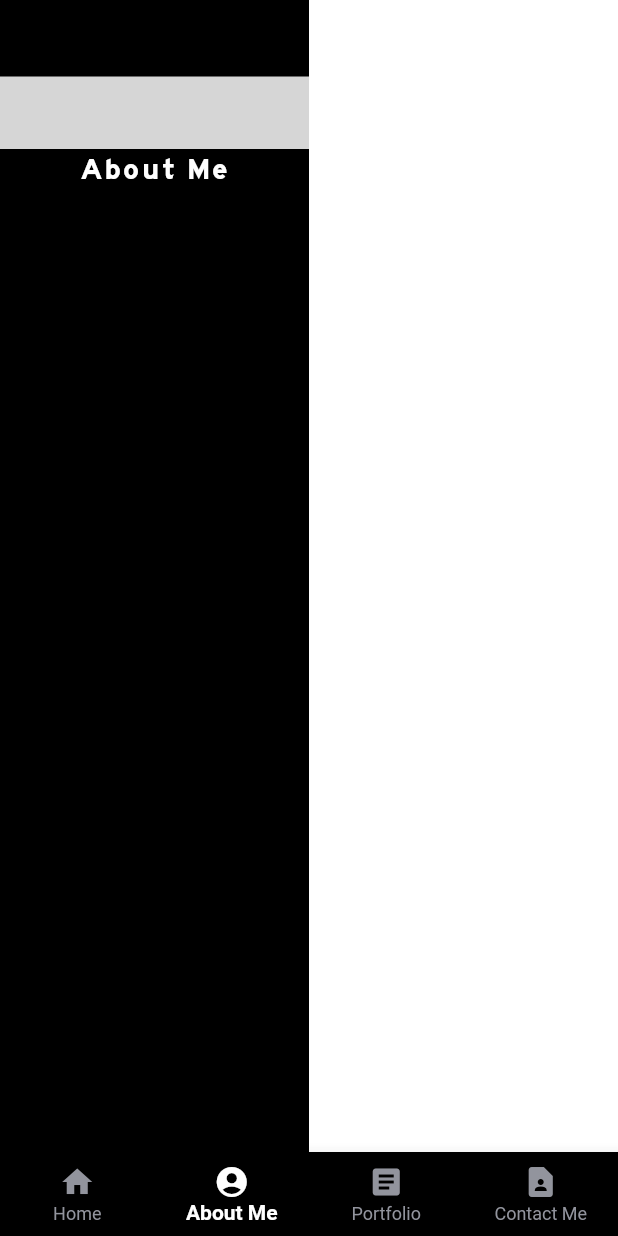
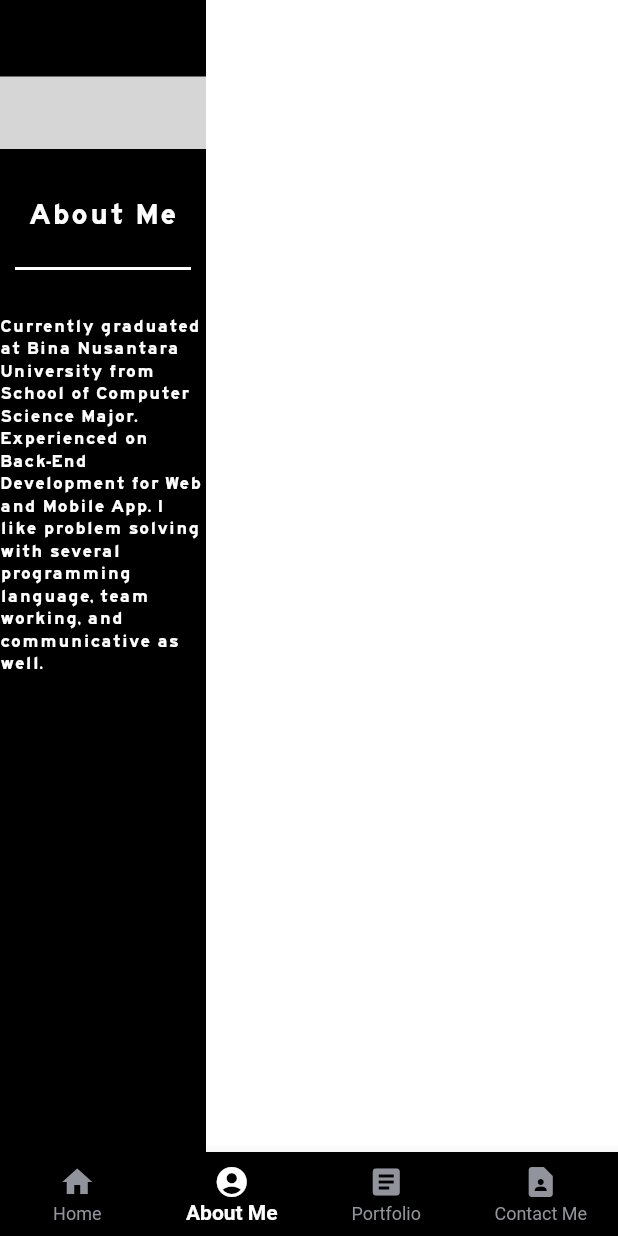
Before and after one commit to Dema09/Curriculum-Vitae-Project, a Flutter app: the screen it shows after launch, item 2 of the bottom bar chosen, on a phone screen of 412 x 824 dp. Run offline on Flutter 3.47's test engine with Material 2 defaults, Android fonts, the light colour scheme and no system bars; our stand-ins replace url_launcher_web; missing offline and left inert: avatar_view; grey boxes are pictures that could not be loaded.

Commit message:
add views for 'about me' tab

```diff
--- a/lib/constant/constant.dart
+++ b/lib/constant/constant.dart
@@ -1,4 +1,13 @@
+import 'package:flutter/material.dart';
+
+const Color whiteColor = Colors.white;
+const Color blackColor = Colors.black;
+const Color customGreyColor = Color(0xFF92949D);
+
 const myPortfolio = 'My Portfolio';
 const myName = 'Made Raja Adi';
 const fullStackMobileDeveloper = 'Full-Stack Mobile Developer';
 const roadgeek = 'Roadgeek';
+const aboutMeDesc = 'Currently graduated at Bina Nusantara University from School of Computer Science Major. '
+    'Experienced on Back-End Development for Web and Mobile App. '
+    'I like problem solving with several programming language, team working, and communicative as well.';;
--- a/lib/content/about_me.dart
+++ b/lib/content/about_me.dart
@@ -1,5 +1,8 @@
 import 'package:avatar_view/avatar_view.dart';
+import 'package:dummy_project_for_exercise/constant/constant.dart';
 import 'package:dummy_project_for_exercise/widget/bottom_navigation_bar.dart';
+import 'package:dummy_project_for_exercise/widget/divider_widget.dart';
+import 'package:dummy_project_for_exercise/widget/text_widget.dart';
 import 'package:flutter/material.dart';
 
 
@@ -23,12 +26,13 @@ class _AboutMeState extends State<AboutMe>{
         crossAxisAlignment: CrossAxisAlignment.stretch,
         children: [
           Expanded(
-              flex: 2,
+              flex: 1,
               child: Container(
                 color: Colors.black,
                 child: Column(
                   children: [
                     SizedBox(height: 16),
+
                     Padding(
                       padding: const EdgeInsets.fromLTRB(0, 35, 0, 0),
                       child: AvatarView(
@@ -46,7 +50,10 @@ class _AboutMeState extends State<AboutMe>{
                         ),
                       ),
                     ),
-                    Text(
+
+                    Padding(
+                      padding: EdgeInsets.only(top: 30.0),
+                      child: Text(
                           'About Me',
                           style: TextStyle(
                               fontSize: 20,
@@ -54,6 +61,16 @@ class _AboutMeState extends State<AboutMe>{
                               fontFamily: 'Roadgeek'
                           )
                       ),
+                    ),
+
+                    Padding(
+                        padding: EdgeInsets.only(top: 15.0),
+                        child: DividerWidget(Colors.white, 20, 2, 10, 10)
+                    ),
+
+                    SizedBox(height: 20),
+
+                    TextWidget(text: aboutMeDesc, fontFamily: roadgeek, fontColor: whiteColor, fontSize: 12)
                   ],
                 ),
               )
--- a/lib/home_screen/home_page.dart
+++ b/lib/home_screen/home_page.dart
@@ -1,6 +1,7 @@
 
 import 'dart:ui';
 
+import 'package:dummy_project_for_exercise/constant/constant.dart';
 import 'package:dummy_project_for_exercise/widget/text_widget.dart';
 import 'package:flutter/material.dart';
 
@@ -12,9 +13,6 @@ class WelcomePage extends StatefulWidget{
 }
 
 class _WelcomePage extends State<WelcomePage>{
-
-  Color whiteColor = Colors.white;
-  String roadgeekFont = 'Roadgeek';
 
   @override
   Widget build(BuildContext context) {
@@ -44,8 +42,8 @@ class _WelcomePage extends State<WelcomePage>{
               mainAxisAlignment: MainAxisAlignment.end,
               crossAxisAlignment: CrossAxisAlignment.start,
               children: [
-                TextWidget(text: 'Made Raja Adi', fontFamily: 'Roadgeek', fontSize: 32, fontColor: whiteColor, fontWeight: FontWeight.bold),
-                TextWidget(text: 'Full-Stack Mobile Developer', fontFamily: 'Roadgeek', fontSize: 16, fontColor: whiteColor)
+                TextWidget(text: myName, fontFamily: roadgeek, fontSize: 32, fontColor: whiteColor, fontWeight: FontWeight.bold),
+                TextWidget(text: fullStackMobileDeveloper, fontFamily: roadgeek, fontSize: 16, fontColor: whiteColor)
               ],
             )
           ),
--- /dev/null
+++ b/lib/widget/divider_widget.dart
@@ -0,0 +1,28 @@
+import 'package:flutter/cupertino.dart';
+import 'package:flutter/material.dart';
+
+class DividerWidget extends StatelessWidget{
+
+  Color color;
+  double height;
+  double thickness;
+  double startIndent;
+  double endIndent;
+
+
+  DividerWidget(this.color, this.height, this.thickness, this.startIndent,
+      this.endIndent);
+
+  @override
+  Widget build(BuildContext context) {
+    // TODO: implement build
+    return Divider(
+      color: color,
+      height: height,
+      thickness: thickness,
+      indent: startIndent,
+      endIndent: endIndent,
+    );
+  }
+
+}
```
Also changed, not shown: 1 other file. Lines whose indentation alone changed are shown as unchanged.
